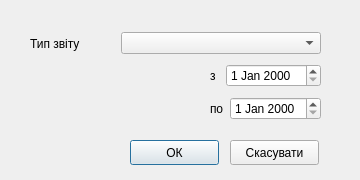
moz6go/ShoesStore, file reportdialog.ui: the form before one commit.
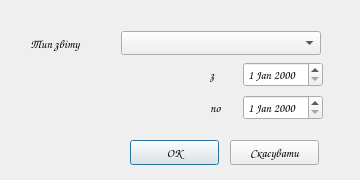
The form after the commit. Icons and pictures are not drawn.

What changed in the file:
```diff
--- a/reportdialog.ui
+++ b/reportdialog.ui
@@ -22,6 +22,11 @@
     <height>180</height>
    </size>
   </property>
+  <property name="font">
+   <font>
+    <family>Comic Sans MS</family>
+   </font>
+  </property>
   <property name="windowTitle">
    <string>Звіт</string>
   </property>
@@ -89,7 +94,7 @@
     <rect>
      <x>210</x>
      <y>60</y>
-     <width>111</width>
+     <width>113</width>
      <height>64</height>
     </rect>
    </property>
```
